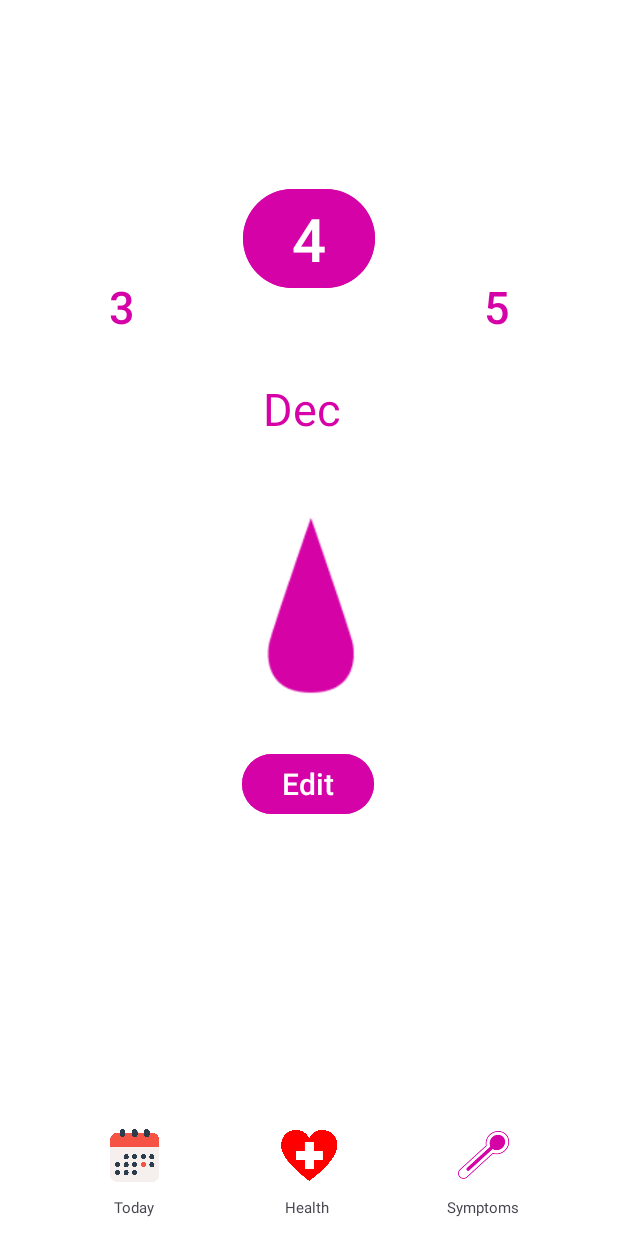
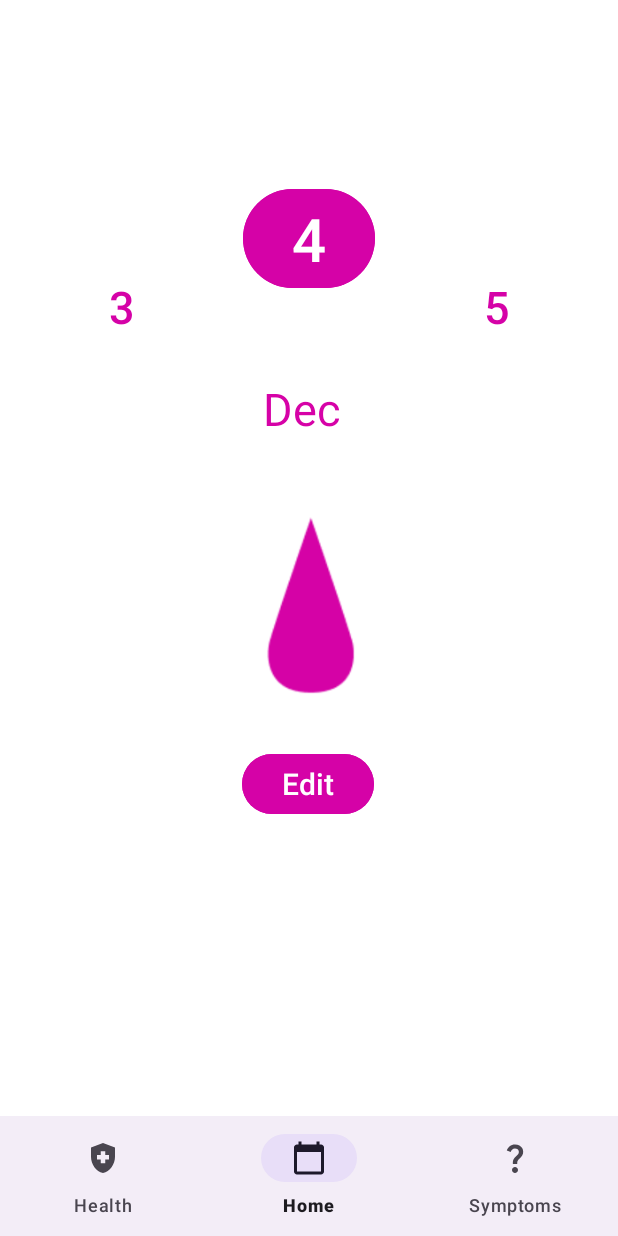
Before and after one commit to COMP-3013-Team-5-2023-2024/TEAM-5-COMP-3018, an Android app: the screen it shows after launch (Home), on a phone screen of 412 x 824 dp. Run offline under Robolectric (Android 15) with nearby library versions, the phone set to English and light mode, and no system bars.

Commit message:
made navbar standard, put home button at centre, removed period button

```diff
--- a/app/src/main/java/com/example/periodtracker/Health.java
+++ b/app/src/main/java/com/example/periodtracker/Health.java
@@ -22,7 +22,7 @@ public class Health extends AppCompatActivity {
 
         // Perform item selected listener
         bottomNavigationView.setOnItemSelectedListener(item -> {
-            if(item.getItemId() == R.id.today){
+            if(item.getItemId() == R.id.home){
                 startActivity(new Intent(getApplicationContext(), Home.class));
                 overridePendingTransition(0,0);
                 return true;
--- a/app/src/main/java/com/example/periodtracker/SymptomsActivity.java
+++ b/app/src/main/java/com/example/periodtracker/SymptomsActivity.java
@@ -32,7 +32,7 @@ public class SymptomsActivity extends AppCompatActivity {
 
         // Perform item selected listener
         bottomNavigationView.setOnItemSelectedListener(item -> {
-            if (item.getItemId() == R.id.today) {
+            if (item.getItemId() == R.id.home) {
                 startActivity(new Intent(this, Home.class));
                 overridePendingTransition(0, 0);
                 return true;
--- a/app/src/main/res/layout/activity_home.xml
+++ b/app/src/main/res/layout/activity_home.xml
@@ -104,73 +104,13 @@
         android:orientation="horizontal"
         app:layout_constraintGuide_percent="0.9015048" />
 
-    <ImageButton
-        android:id="@+id/imageButton2"
-        android:layout_width="52dp"
-        android:layout_height="55dp"
-        android:backgroundTint="#FFFFFF"
-        android:scaleType="centerCrop"
-        app:layout_constraintEnd_toStartOf="@+id/imageButton3"
-        app:layout_constraintHorizontal_bias="0.5"
-        app:layout_constraintStart_toStartOf="parent"
-        app:layout_constraintTop_toTopOf="@+id/guideline"
-        app:srcCompat="@drawable/calendar" />
-
-    <ImageButton
-        android:id="@+id/imageButton3"
-        android:layout_width="52dp"
-        android:layout_height="55dp"
-        android:backgroundTint="#FFFFFF"
-        android:onClick="onHealthPressed"
-        android:scaleType="centerCrop"
-        app:layout_constraintEnd_toStartOf="@+id/imageButton4"
-        app:layout_constraintHorizontal_bias="0.5"
-        app:layout_constraintStart_toEndOf="@+id/imageButton2"
-        app:layout_constraintTop_toTopOf="@+id/guideline"
-        app:srcCompat="@drawable/heart" />
-
-    <ImageButton
-        android:id="@+id/imageButton4"
-        android:layout_width="52dp"
-        android:layout_height="55dp"
-        android:backgroundTint="#FFFFFF"
-        android:onClick="onSymptomsPressed"
-        android:scaleType="centerCrop"
-        app:layout_constraintEnd_toEndOf="parent"
-        app:layout_constraintHorizontal_bias="0.5"
-        app:layout_constraintStart_toEndOf="@+id/imageButton3"
-        app:layout_constraintTop_toTopOf="@+id/guideline"
-        app:srcCompat="@drawable/thermometer" />
-
-    <TextView
-        android:id="@+id/textView2"
-        android:layout_width="28dp"
-        android:layout_height="14dp"
-        android:text="Today"
-        android:textSize="10dp"
-        app:layout_constraintEnd_toEndOf="@+id/imageButton2"
-        app:layout_constraintStart_toStartOf="@+id/imageButton2"
-        app:layout_constraintTop_toBottomOf="@+id/imageButton2" />
-
-    <TextView
-        android:id="@+id/textView3"
-        android:layout_width="30dp"
-        android:layout_height="13dp"
-        android:text="Health"
-        android:textSize="10dp"
-        app:layout_constraintEnd_toEndOf="@+id/imageButton3"
-        app:layout_constraintHorizontal_bias="0.454"
-        app:layout_constraintStart_toStartOf="@+id/imageButton3"
-        app:layout_constraintTop_toBottomOf="@+id/imageButton3" />
-
-    <TextView
-        android:id="@+id/textView4"
-        android:layout_width="48dp"
-        android:layout_height="13dp"
-        android:text="Symptoms"
-        android:textSize="10dp"
-        app:layout_constraintEnd_toEndOf="@+id/imageButton4"
-        app:layout_constraintStart_toStartOf="@+id/imageButton4"
-        app:layout_constraintTop_toBottomOf="@+id/imageButton4" />
+    <com.google.android.material.bottomnavigation.BottomNavigationView
+        android:id="@+id/bottom_navigation"
+        android:layout_width="match_parent"
+        android:layout_height="wrap_content"
+        android:layout_alignParentBottom="true"
+        app:layout_constraintBottom_toBottomOf="parent"
+        app:menu="@menu/bottom_navigation_menu">
+    </com.google.android.material.bottomnavigation.BottomNavigationView>
 
 </androidx.constraintlayout.widget.ConstraintLayout>
--- a/app/src/main/res/menu/bottom_navigation_menu.xml
+++ b/app/src/main/res/menu/bottom_navigation_menu.xml
@@ -1,10 +1,10 @@
 <menu xmlns:android="http://schemas.android.com/apk/res/android">
-    <item android:id="@+id/today"
-        android:title="Today"
-        android:icon="@drawable/baseline_calendar_today_24" />
     <item android:id="@+id/health"
         android:title="Health"
         android:icon="@drawable/baseline_health_and_safety_24" />
+    <item android:id="@+id/home"
+        android:title="Home"
+        android:icon="@drawable/baseline_calendar_today_24" />
     <item android:id="@+id/symptoms"
         android:title="Symptoms"
         android:icon="@drawable/baseline_question_mark_24" />
```
Also changed, not shown: app/src/main/java/com/example/periodtracker/Home.java (+27 -7 lines), app/src/main/java/com/example/periodtracker/Today.java (+4 -20 lines), app/src/main/res/layout/activity_today.xml (+0 -30 lines).
